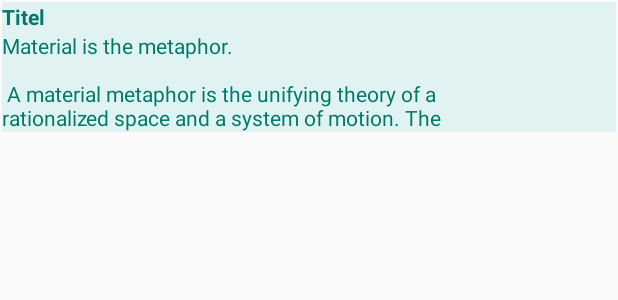
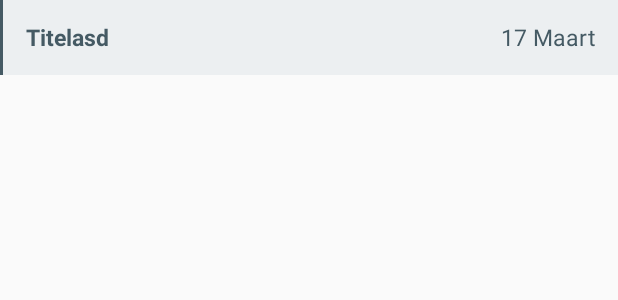
Before and after one commit to RoyBloos/ProjectApp, an Android app: the layout notities_main_fragment_listitem.xml on its own in the app's theme, with its tools: preview values and no code run, on a phone screen of 412 x 824 dp. Shown: the top 300 px of the screen. Run offline under Robolectric (Android 15) with nearby library versions, the light colour scheme and no system bars.

Commit message:
List items en kleurtjes

```diff
--- a/app/src/main/java/Adapters/NotitieListItemAdapter.java
+++ b/app/src/main/java/Adapters/NotitieListItemAdapter.java
@@ -4,6 +4,7 @@ import android.content.Context;
 import android.view.LayoutInflater;
 import android.view.View;
 import android.view.ViewGroup;
+import android.widget.AdapterView;
 import android.widget.BaseAdapter;
 import android.widget.TextView;
 
@@ -49,15 +50,19 @@ public class NotitieListItemAdapter extends BaseAdapter {
     public View getView(int position, View convertView, ViewGroup parent) {
         View rowView = mInflater.inflate(R.layout.notities_main_fragment_listitem, parent, false);
 
+
+
         TextView titleTextView = (TextView) rowView.findViewById(R.id.list_item_notitie_txtTitel);
-        TextView detailTextView = (TextView) rowView.findViewById(R.id.list_item_notitie_txtTekst);
+        TextView datumTextView = (TextView) rowView.findViewById(R.id.list_item_notitie_txtDatum);
 
         Notitie notitie = (Notitie) getItem(position);
 
-        DateFormat df = new SimpleDateFormat("dd-MM-yyyy");
-        String titelEnDatum = String.format(Locale.UK, "%s %s", df.format(notitie.getAanmaakDatum()), notitie.getTitel());
-        titleTextView.setText(titelEnDatum);
-        detailTextView.setText(notitie.getTekst());
+        DateFormat df = new SimpleDateFormat("dd MMM");
+        titleTextView.setText(notitie.getTitel());
+        datumTextView.setText(df.format(notitie.getAanmaakDatum()));
+
         return rowView;
     }
+
+
 }
--- a/app/src/main/java/hr/dinfnot/NotitiesMainFragment.java
+++ b/app/src/main/java/hr/dinfnot/NotitiesMainFragment.java
@@ -7,7 +7,6 @@ import android.support.v4.app.Fragment;
 import android.view.LayoutInflater;
 import android.view.View;
 import android.view.ViewGroup;
-import android.widget.AdapterView;
 import android.widget.ListView;
 
 import java.util.ArrayList;
@@ -16,7 +15,7 @@ import Adapters.NotitieListItemAdapter;
 import Data.Notitie;
 import DataProviders.NotitieDataProvider;
 
-public class NotitiesMainFragment extends Fragment {
+public class NotitiesMainFragment extends Fragment{
     View view;
     private ListView notitiesListView;
     private ArrayList<Notitie> notities;
--- /dev/null
+++ b/app/src/main/res/drawable/bar.xml
@@ -0,0 +1,12 @@
+<?xml version="1.0" encoding="utf-8"?>
+<layer-list xmlns:android="http://schemas.android.com/apk/res/android">
+    <item>
+        <shape android:shape="rectangle"
+            android:layout_height="match_parent"
+            android:layout_width="1dp"
+            android:background="@color/teal700">
+            <solid android:color="@color/teal700" />
+        </shape>
+    </item>
+
+</layer-list>
--- a/app/src/main/res/layout/notities_main_fragment.xml
+++ b/app/src/main/res/layout/notities_main_fragment.xml
@@ -3,7 +3,6 @@
     android:layout_width="match_parent"
     android:layout_height="match_parent"
     android:orientation="vertical">
-
         <ListView
             xmlns:android="http://schemas.android.com/apk/res/android"
             xmlns:app="http://schemas.android.com/apk/res-auto"
@@ -18,8 +17,8 @@
             />
         <android.support.design.widget.FloatingActionButton
             android:id="@+id/notitietoevoegen"
-            android:layout_width="100dp"
-            android:layout_height="100dp"
+            android:layout_width="60dp"
+            android:layout_height="60dp"
             android:layout_margin="10dp"
             android:layout_alignParentRight="true"
             android:layout_alignParentEnd="true"
--- a/app/src/main/res/layout/notities_main_fragment_listitem.xml
+++ b/app/src/main/res/layout/notities_main_fragment_listitem.xml
@@ -4,58 +4,49 @@
     android:layout_height="fill_parent"
 
     >
-
+    <!--android:paddingTop="1dp"-->
     <LinearLayout xmlns:android="http://schemas.android.com/apk/res/android"
         xmlns:tools="http://schemas.android.com/tools"
         android:layout_width="match_parent"
         android:layout_height="wrap_content"
-        android:layout_marginBottom="1dp"
-        android:layout_marginLeft="1dp"
-        android:layout_marginRight="1dp"
-        android:layout_marginTop="1dp"
         android:background="@color/teal050"
-        android:maxHeight="20dp"
-        android:orientation="vertical"
+        android:minHeight="50dp"
+        android:orientation="horizontal"
         tools:context="hr.dinfnot.NotitiesMainFragmentListItem">
 
-            <RelativeLayout
-                android:layout_width="match_parent"
-                android:layout_height="0dp"
-                android:layout_weight="80"
-                android:gravity="start"
-                android:orientation="horizontal">
 
-                <LinearLayout
-                    android:layout_width="match_parent"
-                    android:layout_height="wrap_content"
-                    android:layout_alignParentLeft="true"
-                    android:layout_alignParentStart="true"
-                    android:orientation="vertical">
 
-                    <LinearLayout
-                        android:layout_width="wrap_content"
+    <LinearLayout xmlns:android="http://schemas.android.com/apk/res/android"
+        android:layout_width="2dp"
         android:layout_height="match_parent"
-                        android:orientation="horizontal">
+        android:background="@drawable/bar"
+        android:orientation="vertical"
+        android:gravity="start"/>
 
                 <TextView
                     android:id="@+id/list_item_notitie_txtTitel"
-                            android:layout_width="match_parent"
+                    android:layout_width="0dp"
+                    android:layout_weight="70"
                     android:layout_height="match_parent"
-                            android:text="Titel"
+                    android:layout_marginStart="15dp"
+                    android:layout_marginLeft="15dp"
+                    android:text="Titelasd"
                     android:textColor="@color/teal700"
                     android:textStyle="bold"
+                    android:gravity="center_vertical|start"
+                    android:textSize="15sp"
                     />
-                    </LinearLayout>
 
                 <TextView
-                        android:id="@+id/list_item_notitie_txtTekst"
-                        android:layout_width="300dp"
-                        android:layout_height="wrap_content"
-                        android:maxLines="4"
-                        android:text="@string/large_text"
-                        android:textColor="@color/teal700" />
-                </LinearLayout>
-            </RelativeLayout>
-
+                    android:id="@+id/list_item_notitie_txtDatum"
+                    android:layout_width="0dp"
+                    android:layout_weight="20"
+                    android:layout_height="match_parent"
+                    android:text="17 Maart"
+                    android:gravity="center_vertical|end"
+                    android:layout_marginEnd="15dp"
+                    android:layout_marginRight="15dp"
+                    android:textColor="@color/teal700"
+                    android:textSize="15sp"/>
         </LinearLayout>
 </ScrollView>
--- a/app/src/main/res/values/colors.xml
+++ b/app/src/main/res/values/colors.xml
@@ -6,16 +6,16 @@
 
     <drawable name="dividerColor">#E0F2F1</drawable>
 
-    <color name="teal050">#E0F2F1</color>
-    <color name="teal100">#B2DFDB</color>
-    <color name="teal200">#80CBC4</color>
-    <color name="teal300">#4DB6AC</color>
-    <color name="teal400">#26A69A</color>
-    <color name="teal500">#009688</color>
-    <color name="teal600">#00897B</color>
-    <color name="teal700">#00796B</color>
-    <color name="teal800">#00695C</color>
-    <color name="teal900">#004D40</color>
+    <color name="teal050">#ECEFF1</color>
+    <color name="teal100">#CFD8DC</color>
+    <color name="teal200">#B0BEC5</color>
+    <color name="teal300">#90A4AE</color>
+    <color name="teal400">#78909C</color>
+    <color name="teal500">#607D8B</color>
+    <color name="teal600">#546E7A</color>
+    <color name="teal700">#455A64</color>
+    <color name="teal800">#37474F</color>
+    <color name="teal900">#263238</color>
 
     <color name="tealA100">#A7FFEB</color>
     <color name="tealA200">#64FFDA</color>
```
Lines whose indentation alone changed are shown as unchanged.
